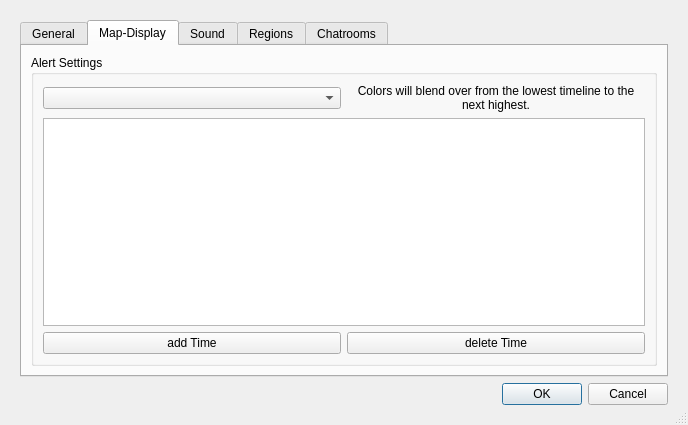
Above: src/vi/ui/Settings.ui from Subtalime/vintel before the change. Below: the same form after it.
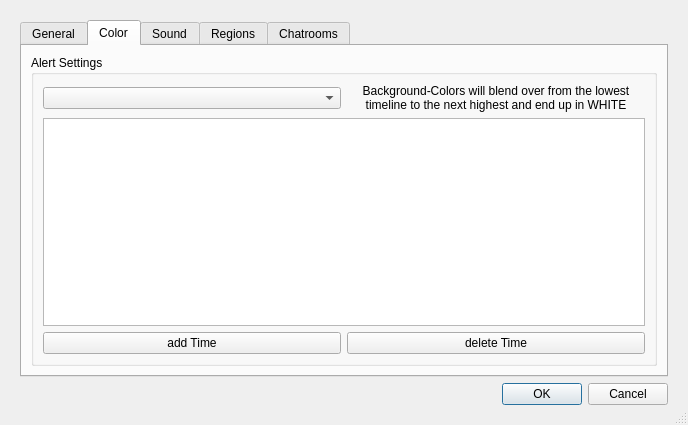
That is the form after the change. The open tabs and pages were chosen to show the change.

Commit message: logging update working on Settings for Colors

Diff of the .ui file:
```diff
--- a/src/vi/ui/Settings.ui
+++ b/src/vi/ui/Settings.ui
@@ -186,7 +186,7 @@
         </widget>
         <widget class="QWidget" name="tab_map_display">
          <attribute name="title">
-          <string>Map-Display</string>
+          <string>Color</string>
          </attribute>
          <layout class="QVBoxLayout" name="verticalLayout_3">
           <item>
@@ -221,7 +221,7 @@
              <item row="0" column="1">
               <widget class="QLabel" name="label_12">
                <property name="text">
-                <string>Colors will blend over from the lowest timeline to the next highest.</string>
+                <string>Background-Colors will blend over from the lowest timeline to the next highest and end up in WHITE</string>
                </property>
                <property name="alignment">
                 <set>Qt::AlignCenter</set>
```
Left out of the diff: 10 changed lines with no effect on the pictures. The commit also changes 5 other files.
